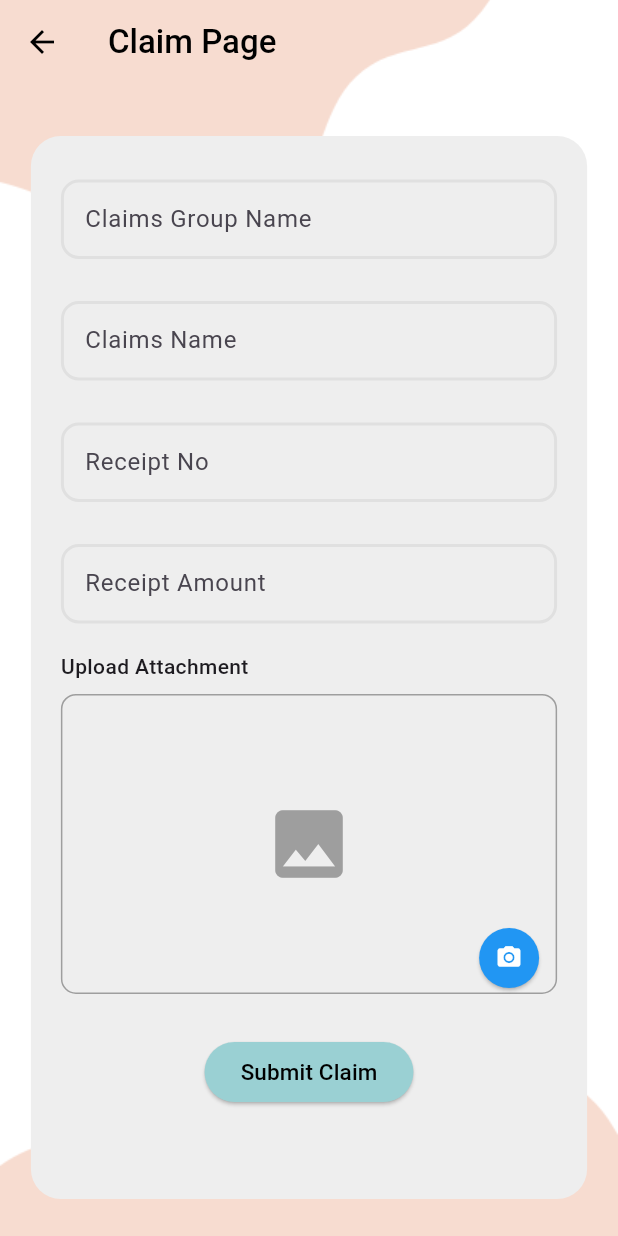
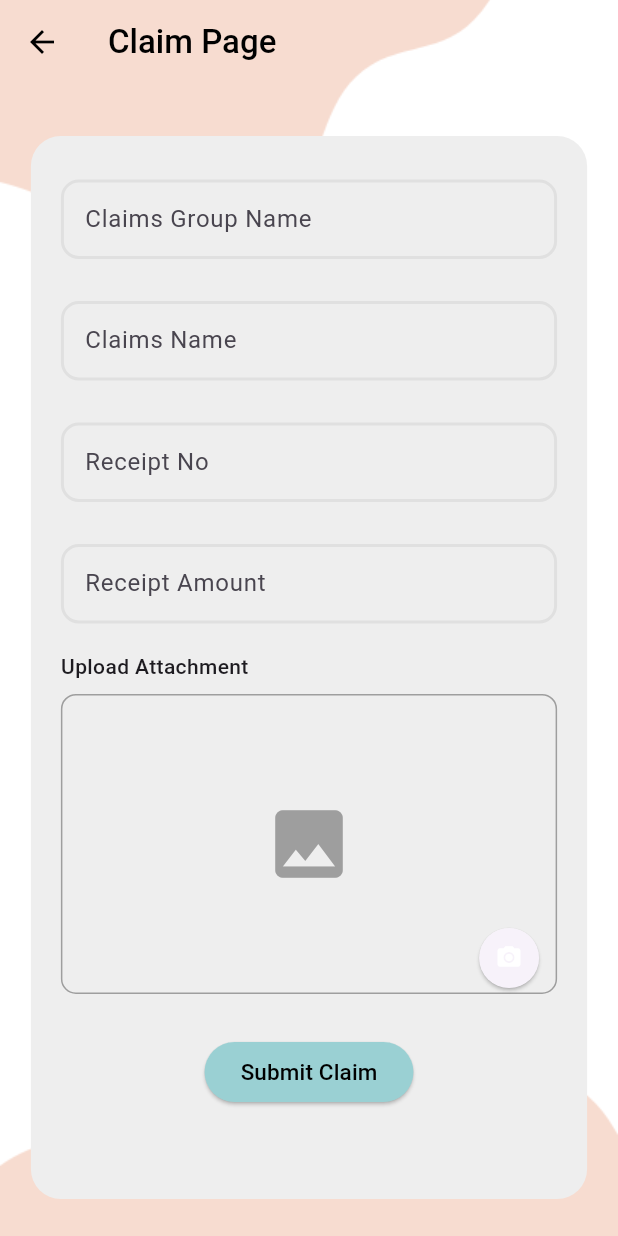
Before and after one commit to katakkentut/nexus_hr, a Flutter app: the ClaimPageWidget screen opened directly, on a phone screen of 412 x 824 dp. Run offline on Flutter 3.47's test engine with Material 3 defaults, Android fonts, the light colour scheme and no system bars; our stand-ins replace flutter_secure_storage, get, google_fonts, hexcolor, image_picker, shared_preferences; missing offline and left inert: face_camera; accounts and stored records are empty.

Commit message:
Your commit message

```diff
--- a/lib/screens/claimspage copy.dart
+++ b/lib/screens/claimspage copy.dart
@@ -251,7 +251,6 @@ class _ClaimPageWidgetState extends State<ClaimPageWidget> {
                 },
                 style: ElevatedButton.styleFrom(
                   padding: EdgeInsets.all(8),
-                  primary: Colors.blue,
                   shape: CircleBorder(),
                 ),
                 child: Icon(
--- a/lib/screens/claimspage.dart
+++ b/lib/screens/claimspage.dart
@@ -443,7 +443,6 @@ class _ClaimWidgetState extends State<ClaimWidget> {
                 },
                 style: ElevatedButton.styleFrom(
                   padding: EdgeInsets.all(8),
-                  primary: Colors.blue,
                   shape: CircleBorder(),
                 ),
                 child: Icon(
--- a/lib/screens/leavespage.dart
+++ b/lib/screens/leavespage.dart
@@ -507,7 +507,6 @@ class _LeavesWidgetState extends State<LeavesWidget> {
                 },
                 style: ElevatedButton.styleFrom(
                   padding: EdgeInsets.all(8),
-                  primary: Colors.blue,
                   shape: CircleBorder(),
                 ),
                 child: Icon(
--- a/lib/screens/profilepage.dart
+++ b/lib/screens/profilepage.dart
@@ -1227,7 +1227,6 @@ class _EducationBackgroundWidgetState extends State<EducationBackgroundWidget> {
                 },
                 style: ElevatedButton.styleFrom(
                   padding: EdgeInsets.all(8),
-                  primary: Colors.blue,
                   shape: CircleBorder(),
                 ),
                 child: Icon(
--- a/lib/screens/servicesdesk.dart
+++ b/lib/screens/servicesdesk.dart
@@ -457,7 +457,6 @@ class _ServicesDeskState extends State<ServicesDesk> {
                 },
                 style: ElevatedButton.styleFrom(
                   padding: EdgeInsets.all(8),
-                  primary: Colors.blue,
                   shape: CircleBorder(),
                 ),
                 child: Icon(
```
Also changed, not shown: lib/screens/settingspage.dart (deleted), 1 other file.
